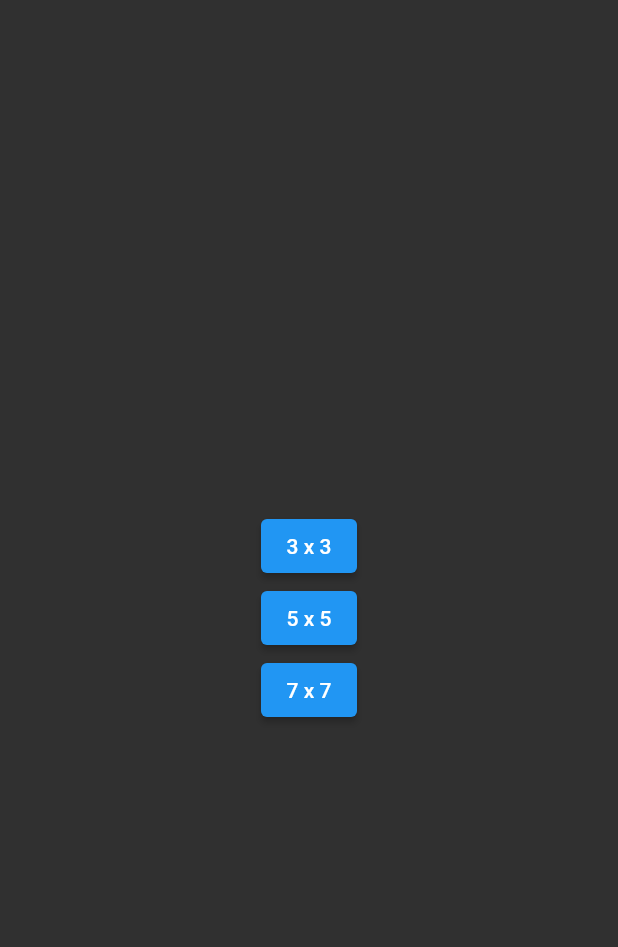
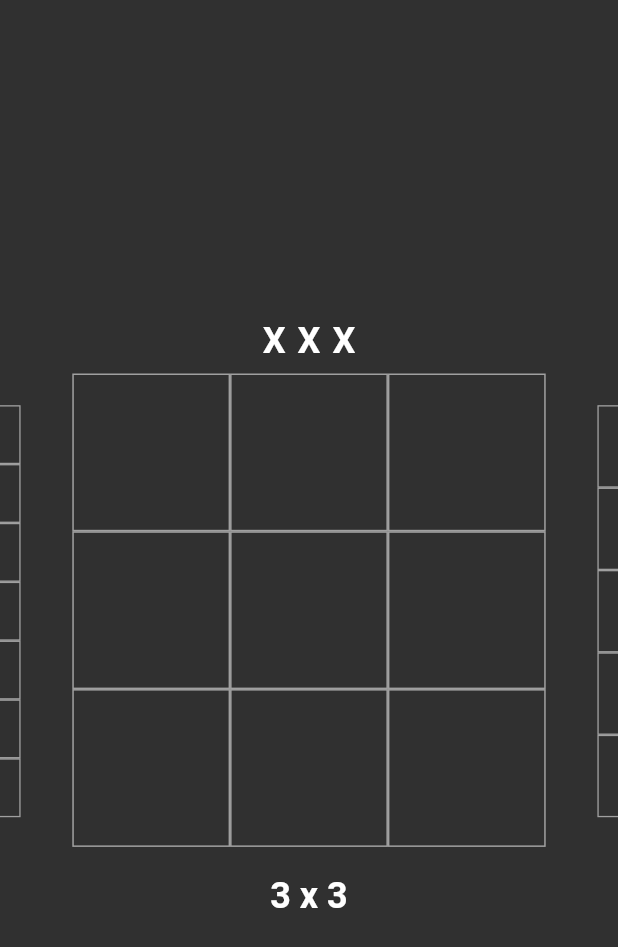
Before and after one commit to Marcel9494/MatrjoschkaTicTacToe, a Flutter app: the screen it shows after launch, after a tap on "Spieler vs. Spieler", on a phone screen of 412 x 824 dp. Shown: the top 947 px of the screen. Run offline on Flutter 3.47's test engine with Material 2 defaults, Android fonts, the phone set to English and light mode, and no system bars; drawn by our look-alikes of carousel_slider.

Commit message:
UI verbessert
- UI für die SinglePlayer Spielauswahl verbessert mit einem Carousel und nützliche Spielinformationen werden dem Spieler angezeigt.
- Kleinere Code Verbesserungen implementiert.

```diff
--- a/lib/main.dart
+++ b/lib/main.dart
@@ -1,10 +1,11 @@
 import 'package:flutter/material.dart';
 import 'package:flutter/services.dart';
-import 'package:matrjoschka_tictactoe/models/screen_arguments/game_screen_arguments.dart';
 
 import '/screens/home_screen.dart';
 import '/screens/single_player_game_selection_screen.dart';
 import '/screens/game_screen.dart';
+
+import '/models/screen_arguments/game_screen_arguments.dart';
 
 import '/utils/constants/route_constants.dart';
 
--- a/lib/models/game_model.dart
+++ b/lib/models/game_model.dart
@@ -10,6 +10,8 @@ class Game {
   late int winSeries;
   late int fieldMultiplier;
   late List<Field> fields;
+  late List<int> playerOneGamePieceLevel;
+  late List<int> playerTwoGamePieceLevel;
   late List<GamePiece> playerOneGamePieces;
   late List<GamePiece> playerTwoGamePieces;
   late Map playerOneLevelMap;
@@ -18,8 +20,8 @@ class Game {
   Game({
     required int winSerie,
     required int fieldMulti,
-    required List<int> playerOneGamePieceLevel,
-    required List<int> playerTwoGamePieceLevel,
+    required List<int> playerOneGamePieceLvl,
+    required List<int> playerTwoGamePieceLvl,
   }) {
     gamePieceSelected = false;
     gameIsFinished = false;
@@ -27,7 +29,9 @@ class Game {
     currentRound = 1;
     winSeries = winSerie;
     fieldMultiplier = fieldMulti;
-    fields = List<Field>.generate(fieldMultiplier * fieldMultiplier, (_) => (Field()));
+    playerOneGamePieceLevel = playerOneGamePieceLvl;
+    playerTwoGamePieceLevel = playerTwoGamePieceLvl;
+    fields = List<Field>.generate(fieldMultiplier * fieldMultiplier, ((_) => (Field())));
     // Spieler 1 Werte setzen
     playerOneGamePieces = List<GamePiece>.filled(playerOneGamePieceLevel.length, GamePiece(0, ''), growable: false);
     playerOneLevelMap = {};
--- a/lib/screens/home_screen.dart
+++ b/lib/screens/home_screen.dart
@@ -1,6 +1,6 @@
 import 'package:flutter/material.dart';
 
-import '../utils/constants/route_constants.dart';
+import '/utils/constants/route_constants.dart';
 
 class HomeScreen extends StatefulWidget {
   const HomeScreen({Key? key}) : super(key: key);
--- a/lib/screens/single_player_game_selection_screen.dart
+++ b/lib/screens/single_player_game_selection_screen.dart
@@ -1,7 +1,13 @@
 import 'package:flutter/material.dart';
-import 'package:matrjoschka_tictactoe/models/screen_arguments/game_screen_arguments.dart';
 
-import '../utils/constants/route_constants.dart';
+import 'dart:math';
+
+import 'package:carousel_slider/carousel_slider.dart';
+
+import '/models/game_model.dart';
+import '/models/screen_arguments/game_screen_arguments.dart';
+
+import '/utils/constants/route_constants.dart';
 
 class SinglePlayerGameSelectionScreen extends StatefulWidget {
   const SinglePlayerGameSelectionScreen({Key? key}) : super(key: key);
@@ -11,54 +17,109 @@ class SinglePlayerGameSelectionScreen extends StatefulWidget {
 }
 
 class _SinglePlayerGameSelectionScreenState extends State<SinglePlayerGameSelectionScreen> {
+  final List<Game> gameList = [
+    Game(
+      winSerie: 3,
+      fieldMulti: 3,
+      playerOneGamePieceLvl: [1, 1, 3, 3, 5, 5],
+      playerTwoGamePieceLvl: [1, 1, 3, 3, 5, 5],
+    ),
+    Game(
+      winSerie: 4,
+      fieldMulti: 5,
+      playerOneGamePieceLvl: [1, 1, 3, 3, 5, 5],
+      playerTwoGamePieceLvl: [1, 1, 3, 3, 5, 5],
+    ),
+    Game(
+      winSerie: 7,
+      fieldMulti: 7,
+      playerOneGamePieceLvl: [1, 1, 3, 3, 5, 5],
+      playerTwoGamePieceLvl: [1, 1, 3, 3, 5, 5],
+    ),
+  ];
+
+  void selectGame(Game game) {
+    Future.delayed(Duration.zero, () async {
+      Navigator.pushNamed(
+        context,
+        gameRoute,
+        arguments: GameScreenArguments(
+          winSerie: game.winSeries,
+          fieldMultiplier: game.fieldMultiplier,
+          playerOneGamePieceLevel: game.playerOneGamePieceLevel,
+          playerTwoGamePieceLevel: game.playerTwoGamePieceLevel,
+        ),
+      );
+    });
+  }
+
   @override
   Widget build(BuildContext context) {
     return SafeArea(
       child: Scaffold(
         body: Center(
+          child: CarouselSlider(
+            options: CarouselOptions(
+              aspectRatio: 1.0,
+              enlargeCenterPage: true,
+            ),
+            items: gameList
+                .map(
+                  (gameItem) => GestureDetector(
+                    onTap: () => selectGame(gameItem),
+                    child: Container(
+                      margin: const EdgeInsets.all(7.0),
                       child: Column(
+                        children: <Widget>[
+                          Row(
                             mainAxisAlignment: MainAxisAlignment.center,
                             children: [
-              ElevatedButton(
-                onPressed: () => Navigator.pushNamed(
-                  context,
-                  gameRoute,
-                  arguments: GameScreenArguments(
-                    winSerie: 3,
-                    fieldMultiplier: 3,
-                    playerOneGamePieceLevel: [1, 1, 3, 3, 5, 5],
-                    playerTwoGamePieceLevel: [1, 1, 3, 3, 5, 5],
+                              for (int i = 0; i < gameItem.winSeries; i++)
+                                const Center(
+                                  child: Padding(
+                                    padding: EdgeInsets.only(left: 4.0, right: 4.0, bottom: 8.0),
+                                    child: Text(
+                                      'X',
+                                      style: TextStyle(
+                                        color: Colors.white,
+                                        fontSize: 24.0,
+                                        fontWeight: FontWeight.bold,
                                       ),
                                     ),
-                child: const Text('3 x 3'),
-              ),
-              ElevatedButton(
-                onPressed: () => Navigator.pushNamed(
-                  context,
-                  gameRoute,
-                  arguments: GameScreenArguments(
-                    winSerie: 4,
-                    fieldMultiplier: 5,
-                    playerOneGamePieceLevel: [1, 1, 3, 3, 5, 5],
-                    playerTwoGamePieceLevel: [1, 1, 3, 3, 5, 5],
                                   ),
                                 ),
-                child: const Text('5 x 5'),
+                            ],
                           ),
-              ElevatedButton(
-                onPressed: () => Navigator.pushNamed(
-                  context,
-                  gameRoute,
-                  arguments: GameScreenArguments(
-                    winSerie: 7,
-                    fieldMultiplier: 7,
-                    playerOneGamePieceLevel: [1, 1, 3, 3, 5, 5],
-                    playerTwoGamePieceLevel: [1, 1, 3, 3, 5, 5],
+                          Expanded(
+                            child: GridView.count(
+                              crossAxisCount: sqrt(gameItem.fields.length).toInt(),
+                              shrinkWrap: true,
+                              children: [
+                                for (int i = 0; i < gameItem.fields.length; i++)
+                                  Container(
+                                    decoration: BoxDecoration(
+                                      border: Border.all(color: Colors.white54),
                                     ),
                                   ),
-                child: const Text('7 x 7'),
+                              ],
+                            ),
+                          ),
+                          Center(
+                            child: Text(
+                              '${gameItem.fieldMultiplier} x ${gameItem.fieldMultiplier}',
+                              style: const TextStyle(
+                                color: Colors.white,
+                                fontSize: 24.0,
+                                fontWeight: FontWeight.bold,
+                              ),
+                            ),
                           ),
                         ],
+                      ),
+                    ),
+                  ),
+                )
+                .toList(),
           ),
         ),
       ),
--- a/pubspec.yaml
+++ b/pubspec.yaml
@@ -34,6 +34,7 @@ dependencies:
   # The following adds the Cupertino Icons font to your application.
   # Use with the CupertinoIcons class for iOS style icons.
   cupertino_icons: ^1.0.2
+  carousel_slider: ^4.1.1
 
 dev_dependencies:
   flutter_test:
```
Also changed, not shown: lib/screens/game_screen.dart (+40 -8 lines), lib/widgets/layouts/game_board.dart (deleted, +0 -48 lines), pubspec.lock. Lines whose indentation alone changed are shown as unchanged.
